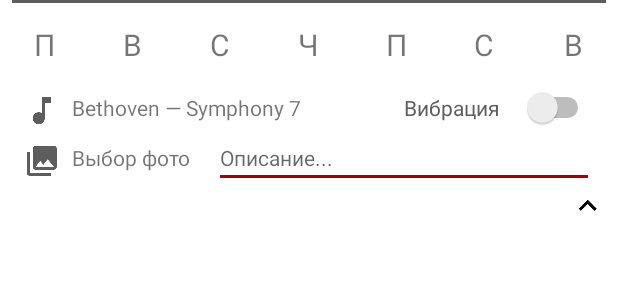
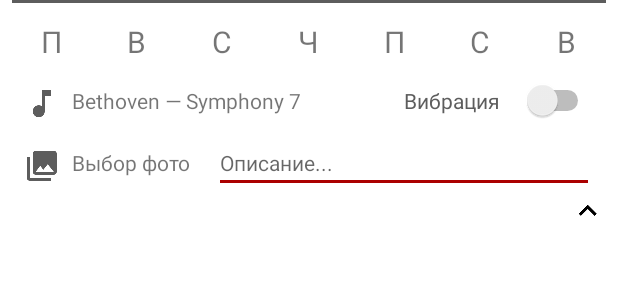
Before and after one commit to alexpdk/CruelAlarm, an Android app: the layout card_alarm_expanded.xml on its own in the app's theme, with its tools: preview values and no code run, on a phone screen of 412 x 824 dp. Shown: the top 300 px of the screen. Run offline under Robolectric (Android 15) with nearby library versions, the phone set to English and light mode, and no system bars.

Commit message:
Radius of the weekdays buttons was edited, margins were edited.

```diff
--- a/app/src/main/java/com/weiaett/cruelalarm/utils/Utils.java
+++ b/app/src/main/java/com/weiaett/cruelalarm/utils/Utils.java
@@ -57,7 +57,7 @@ public class Utils {
 
     public static void expand(final View view) {
         view.setVisibility(View.VISIBLE);
-        int finalHeight = 310; // TODO: get real height
+        int finalHeight = 360; // TODO: get real height
         ValueAnimator animator = slideAnimator(view, 0, finalHeight);
         animator.addListener(new Animator.AnimatorListener() {
             @Override
--- a/app/src/main/res/layout/card_alarm_expanded.xml
+++ b/app/src/main/res/layout/card_alarm_expanded.xml
@@ -50,6 +50,7 @@
         android:orientation="horizontal"
         android:layout_width="match_parent"
         android:layout_height="wrap_content"
+        android:layout_marginTop="8dp"
         android:layout_marginStart="16dp"
         android:layout_marginEnd="16dp"
         android:weightSum="3">
--- a/app/src/main/res/layout/palette_days.xml
+++ b/app/src/main/res/layout/palette_days.xml
@@ -9,49 +9,51 @@
     <TextView
         style="@style/Weekday"
         android:text="П"
-        android:layout_height="40dp"
+        android:layout_height="35dp"
         android:textSize="20sp"
+        android:layout_marginStart="6dp"
         android:id="@+id/tvMonday"/>
 
     <TextView
         style="@style/Weekday"
         android:text="В"
-        android:layout_height="40dp"
+        android:layout_height="35dp"
         android:textSize="20sp"
         android:id="@+id/tvTuesday"/>
 
     <TextView
         style="@style/Weekday"
         android:text="С"
-        android:layout_height="40dp"
+        android:layout_height="35dp"
         android:textSize="20sp"
         android:id="@+id/tvWednesday"/>
 
     <TextView
         style="@style/Weekday"
         android:text="Ч"
-        android:layout_height="40dp"
+        android:layout_height="35dp"
         android:textSize="20sp"
         android:id="@+id/tvThursday"/>
 
     <TextView
         style="@style/Weekday"
         android:text="П"
-        android:layout_height="40dp"
+        android:layout_height="35dp"
         android:textSize="20sp"
         android:id="@+id/tvFriday"/>
 
     <TextView
         style="@style/Weekday"
         android:text="С"
-        android:layout_height="40dp"
+        android:layout_height="35dp"
         android:textSize="20sp"
         android:id="@+id/tvSaturday"/>
 
     <TextView
         style="@style/Weekday"
         android:text="В"
-        android:layout_height="40dp"
+        android:layout_height="35dp"
         android:textSize="20sp"
+        android:layout_marginEnd="6dp"
         android:id="@+id/tvSunday"/>
 </LinearLayout>
```
